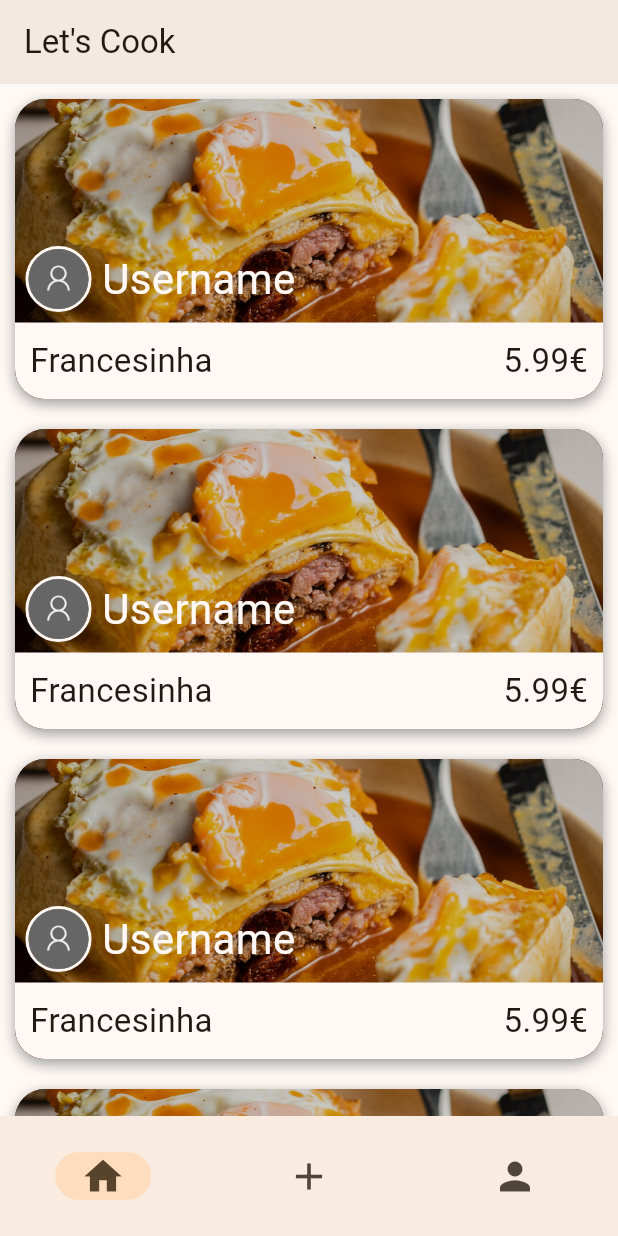
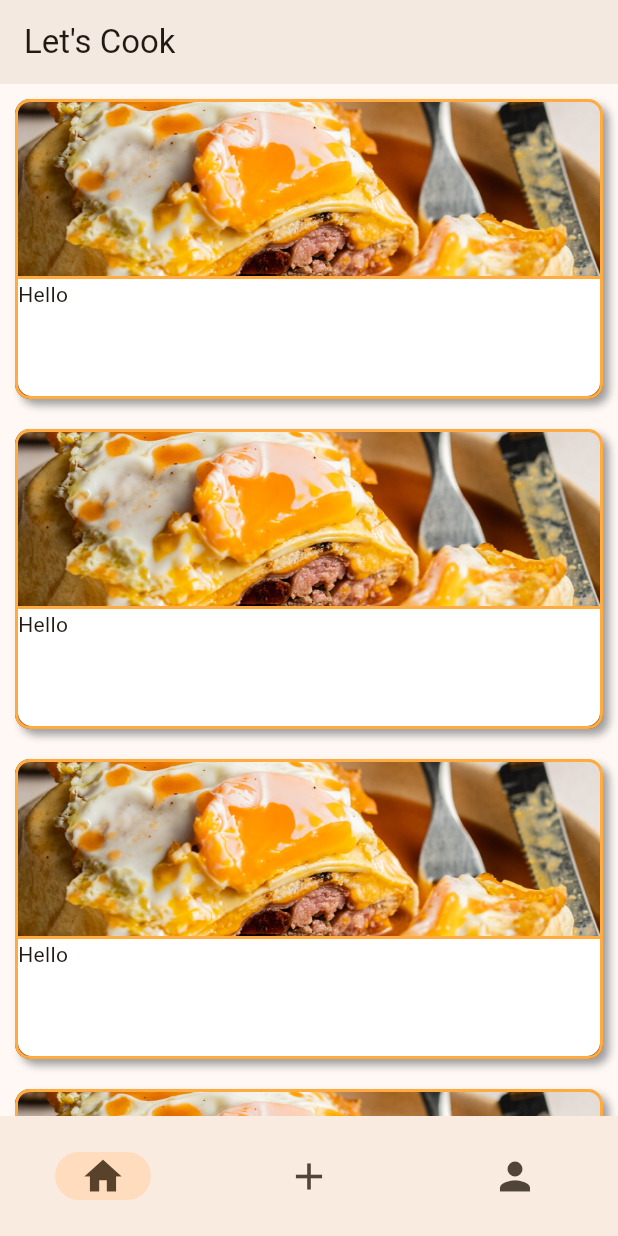
Before and after one commit to HenriqueSFernandes/Lets-Cook, a Flutter app: the screen it shows after launch, on a phone screen of 412 x 824 dp. Run offline on Flutter 3.47's test engine with Material 3 defaults, Android fonts, the light colour scheme and no system bars.

Commit message:
Added slightly improved the food card

```diff
--- a/lib/Product/Product.dart
+++ b/lib/Product/Product.dart
@@ -1,13 +1,15 @@
 import 'package:flutter/material.dart';
-
-import 'Username.dart';
 
 class Product extends StatelessWidget {
   String userName;
   String dishName;
   double price;
 
-  Product({required this.userName, required this.dishName, required this.price, super.key});
+  Product(
+      {required this.userName,
+      required this.dishName,
+      required this.price,
+      super.key});
 
   @override
   Widget build(BuildContext context) {
@@ -16,51 +18,42 @@ class Product extends StatelessWidget {
       height: 200,
       margin: const EdgeInsets.all(10),
       decoration: BoxDecoration(
-        color: Colors.black,
+        borderRadius: const BorderRadius.all(Radius.circular(10)),
+        border: Border.all(
+          color: Colors.orangeAccent,
+          width: 2,
+        ),
         boxShadow: const [
           BoxShadow(
             color: Colors.grey,
-            spreadRadius: 0,
-            blurRadius: 7,
-            offset: Offset(0, 3),
+            blurRadius: 4,
+            offset: Offset(4, 4),
           )
         ],
         image: const DecorationImage(
           image: AssetImage("lib/resources/francesinha.jpg"),
           fit: BoxFit.cover,
-          opacity: 0.8,
         ),
-        borderRadius: BorderRadius.circular(20),
       ),
       child: Column(
         mainAxisAlignment: MainAxisAlignment.end,
         children: [
-          UserWidget(userName),
           Container(
-            padding: const EdgeInsets.all(10),
+            width: double.infinity,
+            height: 80,
             decoration: BoxDecoration(
-              borderRadius: const BorderRadius.only(
-                  bottomLeft: Radius.circular(20),
-                  bottomRight: Radius.circular(20)),
-              color: Theme.of(context).colorScheme.background,
+              color: Colors.white,
+              borderRadius: BorderRadius.only(
+                  bottomLeft: Radius.circular(9),
+                  bottomRight: Radius.circular(9)),
+              border: Border(
+                top: BorderSide(
+                  width: 2,
+                  color: Colors.orangeAccent,
+                ),
+              ),
             ),
-            child: Row(
-              mainAxisAlignment: MainAxisAlignment.spaceBetween,
-              children: [
-                Text(
-                  dishName,
-                  style: const TextStyle(
-                    fontSize: 22,
-                  ),
-                ),
-                Text(
-                  "$price€",
-                  style: const TextStyle(
-                    fontSize: 22,
-                  ),
-                ),
-              ],
-            ),
+            child: Text("Hello"),
           ),
         ],
       ),
--- a/lib/main.dart
+++ b/lib/main.dart
@@ -37,7 +37,7 @@
       debugShowCheckedModeBanner: false,
       theme: ThemeData(
         useMaterial3: true,
-        colorScheme: ColorScheme.fromSeed(seedColor: Colors.orangeAccent),
+        colorScheme: ColorScheme.fromSeed(seedColor: Colors.orange),
       ),
       title: "Let's Cook",
       home: Scaffold(
```
Also changed, not shown: 2 other files.
